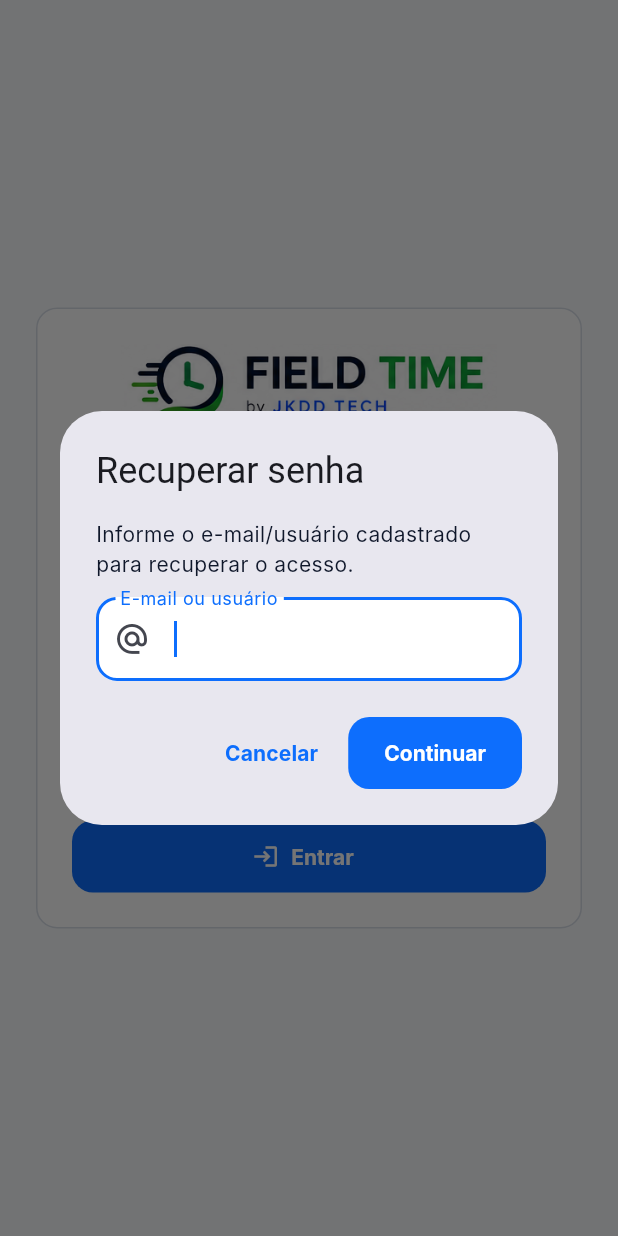
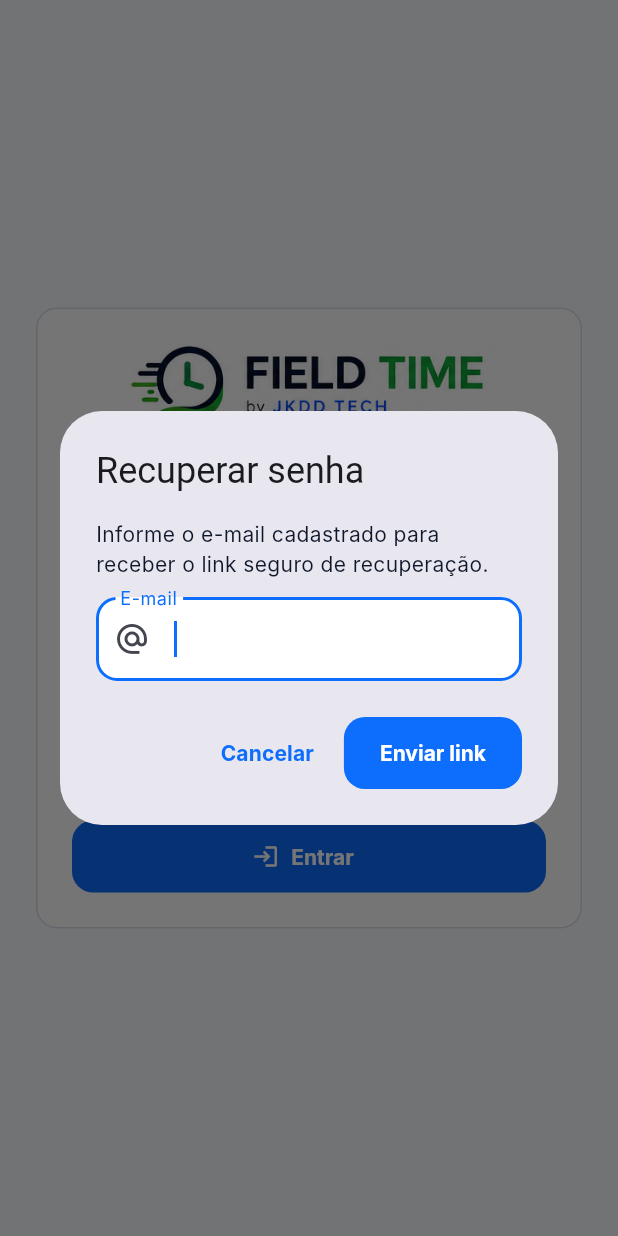
Before and after one commit to joukinneto/field-time, a Flutter app: the screen it shows after launch, after a tap on "Esqueci minha senha", on a phone screen of 412 x 824 dp. Run offline on Flutter 3.47's test engine with Material 3 defaults, Android fonts, the light colour scheme and no system bars; our stand-ins replace flutter_riverpod, geolocator, image_picker, pdf, printing, shared_preferences and 1 more; missing offline and left inert: dart:html, dart:js_interop, excel; accounts and stored records are empty; Roboto replaces fonts that are missing (Inter).

Commit message:
feat: use Supabase password recovery flow

```diff
--- a/lib/src/presentation/screens/login_screen.dart
+++ b/lib/src/presentation/screens/login_screen.dart
@@ -5,6 +5,7 @@ import 'package:jkdd_field_time_records_production/core/theme/app_colors.dart';
 import 'package:jkdd_field_time_records_production/core/theme/app_spacing.dart';
 import 'package:jkdd_field_time_records_production/src/auth/auth_session.dart';
 import 'package:jkdd_field_time_records_production/src/localization/app_language.dart';
+import 'package:supabase_flutter/supabase_flutter.dart';
 
 final class LoginScreen extends ConsumerStatefulWidget {
   const LoginScreen({super.key});
@@ -171,7 +172,7 @@ final class _LoginScreenState extends ConsumerState<LoginScreen> {
           crossAxisAlignment: CrossAxisAlignment.start,
           children: [
             const Text(
-              'Informe o e-mail/usuário cadastrado para recuperar o acesso.',
+              'Informe o e-mail cadastrado para receber o link seguro de recuperação.',
             ),
             const SizedBox(height: AppSpacing.md),
             TextField(
@@ -179,7 +180,7 @@ final class _LoginScreenState extends ConsumerState<LoginScreen> {
               autofocus: true,
               keyboardType: TextInputType.emailAddress,
               decoration: const InputDecoration(
-                labelText: 'E-mail ou usuário',
+                labelText: 'E-mail',
                 prefixIcon: Icon(Icons.alternate_email_outlined),
               ),
             ),
@@ -192,7 +193,7 @@ final class _LoginScreenState extends ConsumerState<LoginScreen> {
           ),
           FilledButton(
             onPressed: () => Navigator.pop(context, email.text.trim()),
-            child: const Text('Continuar'),
+            child: const Text('Enviar link'),
           ),
         ],
       ),
@@ -200,21 +201,17 @@ final class _LoginScreenState extends ConsumerState<LoginScreen> {
     email.dispose();
     if (!mounted || submitted == null || submitted.isEmpty) return;
 
-    HomologationAccount? account;
-    for (final item in AuthSessionController.accounts) {
-      if (item.username.toLowerCase() == submitted.toLowerCase()) {
-        account = item;
-        break;
-      }
-    }
-
-    if (account == null) {
+    try {
+      await ref
+          .read(authSessionProvider.notifier)
+          .requestPasswordRecovery(submitted);
+      if (!mounted) return;
       await showDialog<void>(
         context: context,
         builder: (context) => AlertDialog(
-          title: const Text('Usuário não encontrado'),
+          title: const Text('Verifique seu e-mail'),
           content: const Text(
-            'Não existe uma conta de teste cadastrada com esse e-mail/usuário.',
+            'Se o endereço estiver cadastrado, o Supabase Auth enviará as instruções de recuperação de senha.',
           ),
           actions: [
             FilledButton(
@@ -224,25 +221,21 @@ final class _LoginScreenState extends ConsumerState<LoginScreen> {
           ],
         ),
       );
-      return;
-    }
-
-    _username.text = account.username;
+    } on AuthException catch (error) {
+      if (!mounted) return;
       await showDialog<void>(
         context: context,
         builder: (context) => AlertDialog(
-        title: const Text('Acesso de teste recuperado'),
-        content: const Text(
-          'Neste ambiente de homologação, a senha padrão foi restaurada para Test123!. '
-          'Na versão de produção, a recuperação será feita por link/código seguro enviado ao usuário.',
-        ),
+          title: const Text('Não foi possível enviar'),
+          content: Text(error.message),
           actions: [
             FilledButton(
               onPressed: () => Navigator.pop(context),
-            child: const Text('Voltar ao login'),
+              child: const Text('OK'),
             ),
           ],
         ),
       );
     }
   }
+}
```
Lines whose indentation alone changed are shown as unchanged.
